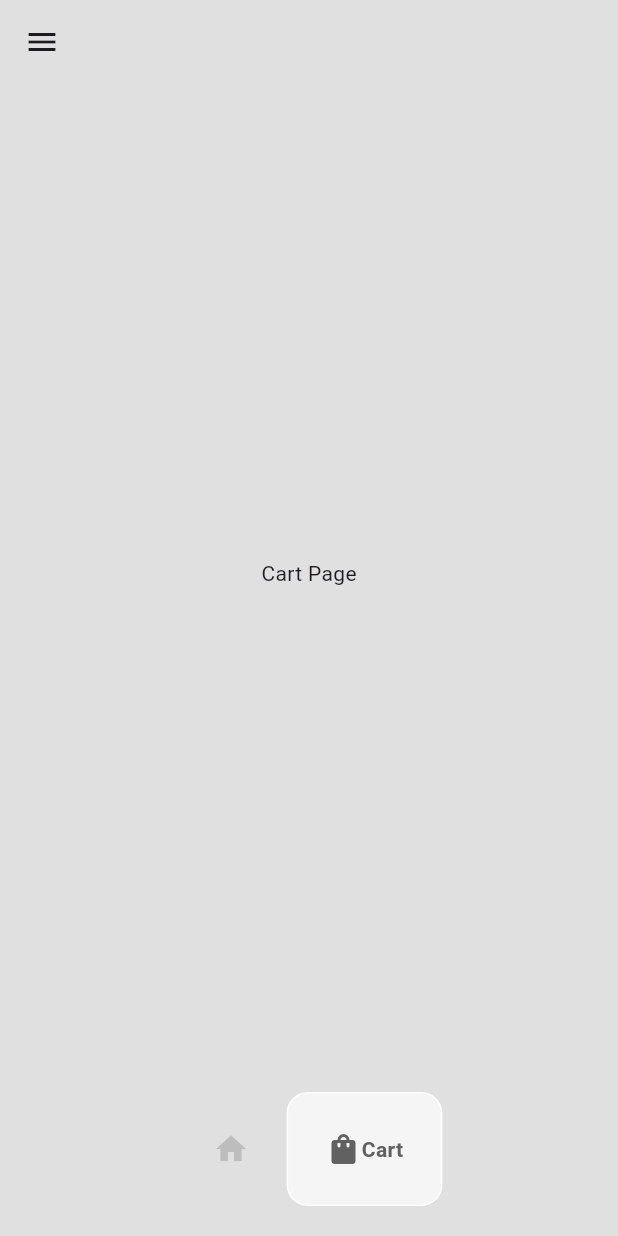
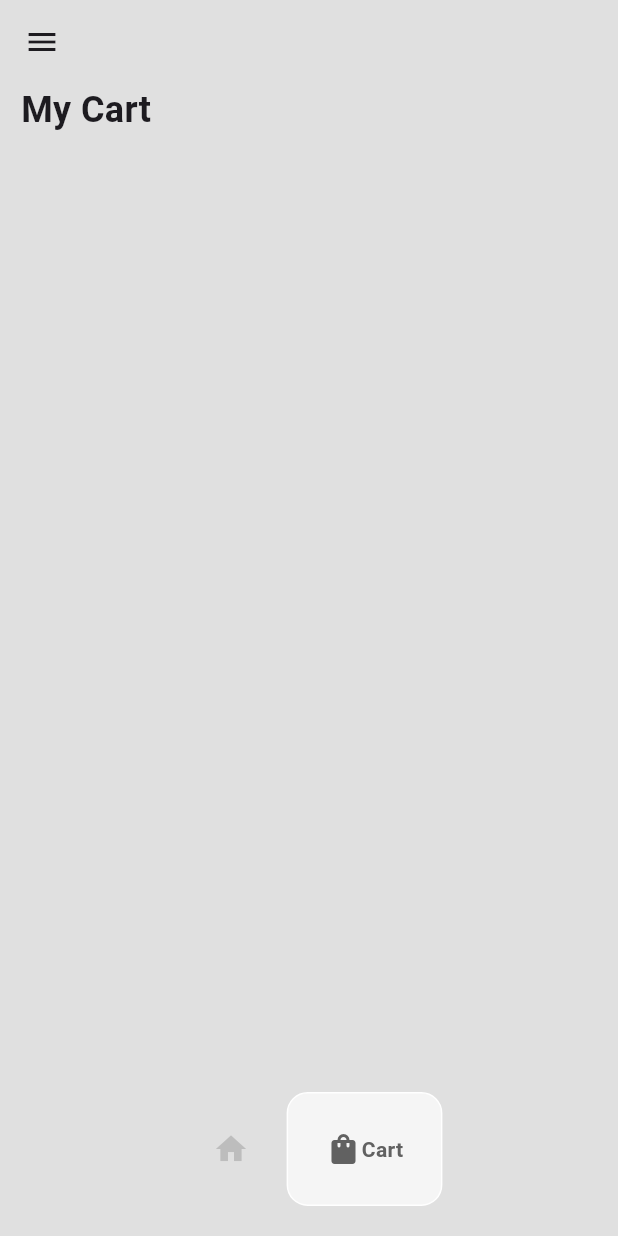
Before and after one commit to nomispal/SneakX, a Flutter app: the HomePage screen opened directly, item 2 of the bottom bar chosen, on a phone screen of 412 x 824 dp. Run offline on Flutter 3.47's test engine with Material 3 defaults, Android fonts, the light colour scheme and no system bars; drawn by our look-alikes of google_nav_bar; missing offline and left inert: toasty_box.

Commit message:
Cart Functionality Working

```diff
--- a/lib/models/cart.dart
+++ b/lib/models/cart.dart
@@ -2,15 +2,13 @@ import 'package:flutter/cupertino.dart';
 import 'package:sneakx/models/shoe.dart';
 
 class Cart extends ChangeNotifier {
-
   // list of shoes for sales
   List<Shoe> shoeAvaialable = [
     Shoe(
         price: "45",
         description: "Air Force 1",
         imagePath: "lib/images/AirForce1LE.png",
-        name: "Air Force 1 "
-    ),
+        name: "Air Force 1 "),
     Shoe(
         price: "235 ",
         description: "Air Force 1 LV8 ",
@@ -28,35 +26,34 @@ class Cart extends ChangeNotifier {
         name: "Nike Dunk Retro "),
     Shoe(
         price: "459 ",
-        description: "Nike Dunk Lown Retrold ",
+        description: "Nike Dunk Lown Red ",
         imagePath: "lib/images/NIKEDUNKLOWRETROLTD.png",
-        name: "Nike Dunk Retro oltd"),
+        name: "Nike Dunk Red"),
   ];
-
 
   //list of items in user cart
 
-List<Shoe> userCart = [
-
-];
+  List<Shoe> userCart = [];
 
   //get list of shoes for sale
-List<Shoe> getShoeList(){
+  List<Shoe> getShoeList() {
     return shoeAvaialable;
   }
 
   // get cart
-List<Shoe> getUserCart () {
+  List<Shoe> getUserCart() {
     return userCart;
   }
 
   // add items to cart
 
-void addItemToCart(Shoe shoe){
+  void addItemToCart(Shoe shoe) {
     userCart.add(shoe);
   }
+
   // remove items to cart
-void removeItemFromCart(Shoe shoe){
+  void removeItemFromCart(Shoe shoe) {
     userCart.remove(shoe);
+    notifyListeners();
   }
 }
--- a/lib/pages/cart_page.dart
+++ b/lib/pages/cart_page.dart
@@ -1,12 +1,47 @@
 import 'package:flutter/material.dart';
+import 'package:provider/provider.dart';
+import 'package:sneakx/components/cart_item.dart';
+import 'package:sneakx/models/cart.dart';
+
+import '../models/shoe.dart';
 
 class CartPage extends StatelessWidget {
   const CartPage({super.key});
 
   @override
   Widget build(BuildContext context) {
-    return Container(
-      child: Center(child: Text("Cart Page")),
+    return Consumer<Cart>(
+      builder: (context, value, child) => Padding(
+        padding: const EdgeInsets.symmetric(horizontal: 14.0),
+        child: Column(
+          crossAxisAlignment: CrossAxisAlignment.start,
+          children: [
+            // heading My Cart
+            Text(
+              "My Cart",
+              style: TextStyle(
+                fontSize: 24,
+                fontWeight: FontWeight.bold,
+              ),
+            ),
+
+            SizedBox(
+              height: 20,
+            ),
+
+            Expanded(
+                child:
+                ListView.builder(
+                  itemCount: value.getUserCart().length,
+                    itemBuilder: (context, index) {
+                      Shoe indiviualShoe = value.getUserCart()[index];
+                      return CartItem(shoe: indiviualShoe);
+                    },
+                )
+            )
+          ],
+        ),
+      ),
     );
   }
 }
--- a/pubspec.yaml
+++ b/pubspec.yaml
@@ -47,6 +47,7 @@ dev_dependencies:
   # rules and activating additional ones.
   flutter_lints: ^4.0.0
   google_nav_bar: ^5.0.7
+  toasty_box: ^1.0.4
   provider: ^6.0.5
 # For information on the generic Dart part of this file, see the
 # following page: https://dart.dev/tools/pub/pubspec
```
Also changed, not shown: lib/components/cart_item.dart (added, +38 -0 lines), lib/pages/shope_page.dart (+6 -6 lines), pubspec.lock. Lines whose indentation alone changed are shown as unchanged.
